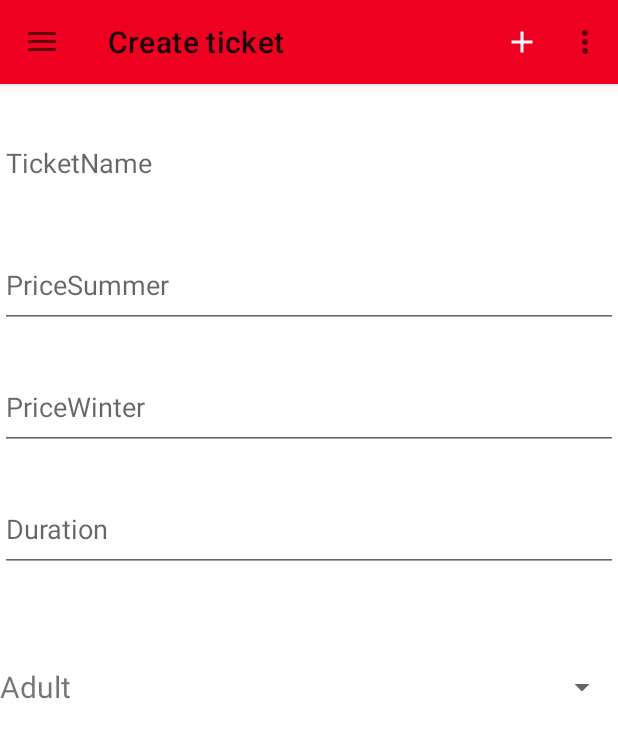
After one commit to Celinevialard/FunPark, an Android app: the TicketDetailActivity screen opened directly, with no data from a screen before it, on a phone screen of 412 x 824 dp. The commit adds this screen. Shown: the top 738 px of the screen. Run offline under Robolectric (Android 15) with nearby library versions, the phone set to English and light mode, and no system bars; our stand-ins replace Room's generated code.

Commit message:
Start DetailTicketActivity

```diff
--- /dev/null
+++ b/app/src/main/java/com/example/funpark/ui/ticket/TicketDetailActivity.java
@@ -0,0 +1,306 @@
+package com.example.funpark.ui.ticket;
+
+import android.os.Bundle;
+import android.util.Log;
+import android.view.Menu;
+import android.view.MenuItem;
+import android.widget.EditText;
+import android.widget.Spinner;
+import android.widget.Toast;
+
+import androidx.appcompat.app.AlertDialog;
+import androidx.lifecycle.ViewModelProvider;
+import androidx.lifecycle.ViewModelStore;
+
+import com.example.funpark.R;
+import com.example.funpark.adapter.ListAdapter;
+import com.example.funpark.database.entity.TicketEntity;
+import com.example.funpark.database.entity.TicketTypeEntity;
+import com.example.funpark.ui.BaseActivity;
+import com.example.funpark.util.OnAsyncEventListener;
+import com.example.funpark.viewmodel.ticket.TicketViewModel;
+
+import java.util.ArrayList;
+
+public class TicketDetailActivity extends BaseActivity {
+
+private static final String TAG = "TicketDetailActivity";
+
+
+private static final int CREATE_TICKET = 0;
+private static final int EDIT_TICKET = 1;
+private static final int DELETE_TICKET = 2;
+
+private Toast statusToast;
+
+private boolean isEditable;
+
+    private EditText etTicketName;
+    private EditText etPriceSummer;
+    private EditText etPriceWinter;
+    private EditText etDuration;
+    private Spinner spTicketType;
+
+private TicketEntity ticket;
+private ArrayList<TicketTypeEntity> ticketTypes;
+ListAdapter<TicketTypeEntity> adapterTicketType;
+
+private TicketViewModel viewModel;
+
+    @Override
+    protected void onCreate(Bundle savedInstanceState) {
+        super.onCreate(savedInstanceState);
+        getLayoutInflater().inflate(R.layout.activity_ticket_detail, frameLayout);
+
+        setTitle(getString(R.string.title_activity_tickets));
+
+        navigationView.setCheckedItem(tabulation);
+
+        int ticketId = getIntent().getIntExtra("ticketId", 0);
+
+        initiateView();
+
+        TicketViewModel.Factory factory = new TicketViewModel.Factory(
+                getApplication(), ticketId);
+        viewModel = new ViewModelProvider(new ViewModelStore(), (ViewModelProvider.Factory) factory).get(TicketViewModel.class);
+        viewModel.getTicketTypes().observe(this, ticketTypeEntities -> {
+            if (ticketTypeEntities != null) {
+                for (TicketTypeEntity t:ticketTypeEntities) {
+                    ticketTypes.add(t);
+                }
+                adapterTicketType.updateData(ticketTypes);
+            }
+        });
+
+        viewModel.getTicket().observe(this, ticketEntity -> {
+            if (ticketEntity != null) {
+                ticket = ticketEntity;
+            }
+            updateContent();
+        });
+
+        if (ticketId != 0) {
+            setTitle(R.string.title_activity_ticket_details);
+        } else {
+            setTitle(R.string.title_activity_create_ticket);
+            switchEditableMode();
+        }
+    }
+
+    @Override
+    public boolean onCreateOptionsMenu(Menu menu) {
+        super.onCreateOptionsMenu(menu);
+
+        if(ticket!= null){
+            menu.add(0,EDIT_TICKET, Menu.NONE, getString(R.string.action_edit))
+                    .setIcon(R.drawable.ic_mode_edit_white_24dp)
+                    .setShowAsAction(MenuItem.SHOW_AS_ACTION_ALWAYS);
+            menu.add(0,DELETE_TICKET, Menu.NONE, getString(R.string.action_delete))
+                    .setIcon(R.drawable.ic_delete_white_24dp)
+                    .setShowAsAction(MenuItem.SHOW_AS_ACTION_ALWAYS);
+
+        } else{
+            menu.add(0,CREATE_TICKET, Menu.NONE, getString(R.string.action_create))
+                    .setIcon(R.drawable.ic_add_white_24dp)
+                    .setShowAsAction(MenuItem.SHOW_AS_ACTION_ALWAYS);
+        }
+
+        return true;
+
+    }
+
+    @Override
+    public boolean onOptionsItemSelected(MenuItem item) {
+
+        if (item.getItemId() == EDIT_TICKET) {
+            if (isEditable) {
+                item.setIcon(R.drawable.ic_mode_edit_white_24dp);
+                switchEditableMode();
+            } else {
+                item.setIcon(R.drawable.ic_done_white_24dp);
+                switchEditableMode();
+            }
+        }
+        if (item.getItemId() == DELETE_TICKET) {
+            final AlertDialog alertDialog = new AlertDialog.Builder(this).create();
+            alertDialog.setTitle(getString(R.string.action_delete));
+            alertDialog.setCancelable(false);
+            alertDialog.setMessage(getString(R.string.visitor_delete_msg));
+            alertDialog.setButton(AlertDialog.BUTTON_POSITIVE, getString(R.string.action_delete), (dialog, which) -> {
+                viewModel.deleteTicket(ticket, new OnAsyncEventListener() {
+                    @Override
+                    public void onSuccess() {
+                        Log.d(TAG, "DeleteTicket : success");
+                        onBackPressed();
+                    }
+                    @Override
+                    public void onFailure(Exception e) {
+                        Log.d(TAG, "DeleteTicket : failure", e);
+                    }
+                });
+            });
+            alertDialog.setButton(AlertDialog.BUTTON_NEGATIVE, getString(R.string.action_cancel), (dialog, which) -> alertDialog.dismiss());
+            alertDialog.show();
+        }
+        if (item.getItemId() == CREATE_TICKET) {
+            createTicket(
+                    etTicketName.getText().toString(),
+                    etPriceSummer.getText().toString(),
+                    etPriceWinter.getText().toString(),
+                    etDuration.getText().toString(),
+                    spTicketType.getSelectedItemPosition()
+            );
+        }
+        return super.onOptionsItemSelected(item);
+    }
+
+
+    private void initiateView() {
+        isEditable = false;
+        etTicketName = findViewById(R.id.ticketName);
+        etPriceSummer = findViewById(R.id.priceSummer);
+        etPriceWinter = findViewById(R.id.priceWinter);
+        etDuration = findViewById(R.id.duration);
+        spTicketType = findViewById(R.id.ticketType);
+
+        etTicketName.setFocusable(false);
+        etTicketName.setEnabled(false);
+        etPriceSummer.setFocusable(false);
+        etPriceSummer.setEnabled(false);
+        etPriceWinter.setFocusable(false);
+        etPriceWinter.setEnabled(false);
+        etDuration.setFocusable(false);
+        etDuration.setEnabled(false);
+
+        spTicketType.setFocusable(false);
+        spTicketType.setEnabled(false);
+
+        ticketTypes = new ArrayList<>();
+        adapterTicketType = new ListAdapter<>(this, R.layout.row_ticket_type, new ArrayList<>());
+        spTicketType.setAdapter(adapterTicketType);
+    }
+
+    private void switchEditableMode() {
+        if (!isEditable) {
+            etTicketName.setFocusable(true);
+            etTicketName.setEnabled(true);
+            etTicketName.setFocusableInTouchMode(true);
+
+            etPriceSummer.setFocusable(true);
+            etPriceSummer.setEnabled(true);
+            etPriceSummer.setFocusableInTouchMode(true);
+
+            etPriceWinter.setFocusable(true);
+            etPriceWinter.setEnabled(true);
+            etPriceWinter.setFocusableInTouchMode(true);
+
+            etDuration.setFocusable(true);
+            etDuration.setEnabled(true);
+            etDuration.setFocusableInTouchMode(true);
+
+            spTicketType.setFocusable(true);
+            spTicketType.setEnabled(true);
+            spTicketType.setFocusableInTouchMode(true);
+
+            etTicketName.requestFocus();
+        } else {
+            saveChanges(
+                    etTicketName.getText().toString(),
+                    etPriceSummer.getText().toString(),
+                    etPriceWinter.getText().toString(),
+                    etDuration.getText().toString(),
+                    spTicketType.getSelectedItemPosition()
+
+
+            );
+            etTicketName.setFocusable(false);
+            etTicketName.setEnabled(false);
+
+            etPriceSummer.setFocusable(false);
+            etPriceSummer.setEnabled(false);
+
+            etPriceWinter.setFocusable(false);
+            etPriceWinter.setEnabled(false);
+
+            etDuration.setFocusable(false);
+            etDuration.setEnabled(false);
+
+            spTicketType.setFocusable(false);
+            spTicketType.setEnabled(false);
+
+        }
+        isEditable = !isEditable;
+    }
+
+    private void createTicket(String ticketname, String priceSummer, String priceWinter, String duration, int ticketType){
+        ticket = new TicketEntity();
+        ticket.setTicketName(ticketname);
+        ticket.setPriceSummer(Double.parseDouble(priceSummer));
+        ticket.setPriceWinter(Double.parseDouble(priceWinter));
+        ticket.setDuration(Integer.parseInt(duration));
+        ticket.setTicketType(ticketType);
+
+        viewModel.createTicket(ticket, new OnAsyncEventListener() {
+            @Override
+            public void onSuccess() {
+                Log.d(TAG, "CreateTicket : success");
+                onBackPressed();
+            }
+
+            @Override
+            public void onFailure(Exception e) {
+                Log.d(TAG, "CreateTicket : failure", e);
+            }
+        });
+    }
+
+    private void saveChanges(String ticketname, String priceSummer, String priceWinter, String duration, int ticketType) {
+
+        ticket.setTicketName(ticketname);
+        ticket.setPriceSummer(Double.parseDouble(priceSummer));
+        ticket.setPriceWinter(Double.parseDouble(priceWinter));
+        ticket.setDuration(Integer.parseInt(duration));
+        ticket.setTicketType(ticketType);
+
+        viewModel.updateTicket(ticket, new OnAsyncEventListener() {
+            @Override
+            public void onSuccess() {
+                Log.d(TAG, "UpdateTicket : success");
+                setResponse(true);
+                onBackPressed();
+            }
+
+            @Override
+            public void onFailure(Exception e) {
+                Log.d(TAG, "UpdateTicket : failure", e);
+                setResponse(false);
+            }
+        });
+    }
+
+    private void setResponse(Boolean response) {
+        if (response) {
+            statusToast = Toast.makeText(this, getString(R.string.ticket_edited), Toast.LENGTH_LONG);
+            statusToast.show();
+        } else {
+            statusToast = Toast.makeText(this, getString(R.string.action_error), Toast.LENGTH_LONG);
+            statusToast.show();
+        }
+    }
+
+    private void updateContent() {
+
+        spTicketType.setAdapter(adapterTicketType);
+
+        if (ticket != null) {
+            etTicketName.setText(ticket.getTicketName());
+            etPriceSummer.setText((int) ticket.getPriceSummer());
+            etPriceWinter.setText((int)ticket.getPriceWinter());
+            etDuration.setText(ticket.getDuration());
+            spTicketType.setSelection(ticket.getTicketType());
+        }
+
+    }
+
+
+}
--- a/app/src/main/java/com/example/funpark/viewmodel/ticket/TicketViewModel.java
+++ b/app/src/main/java/com/example/funpark/viewmodel/ticket/TicketViewModel.java
@@ -11,7 +11,10 @@ import androidx.lifecycle.ViewModelProvider;
 
 import com.example.funpark.BaseApp;
 import com.example.funpark.database.entity.TicketEntity;
+import com.example.funpark.database.entity.TicketTypeEntity;
+import com.example.funpark.database.entity.VisitorEntity;
 import com.example.funpark.database.repository.TicketRepository;
+import com.example.funpark.database.repository.TicketTypeRepository;
 import com.example.funpark.util.OnAsyncEventListener;
 
 import java.util.List;
@@ -21,18 +24,21 @@ public class TicketViewModel  extends AndroidViewModel {
     private Application application;
 
     private TicketRepository repository;
+    private final TicketTypeRepository repositoryTicketType;
+
 
     // MediatorLiveData can observe other LiveData objects and react on their emissions.
     private final MediatorLiveData<TicketEntity> observableTicket;
 
     public TicketViewModel(@NonNull Application application,
                                 final int ticketId,
-                                TicketRepository ticketRepository) {
+                                TicketRepository ticketRepository, TicketTypeRepository ticketTypeRepository) {
         super(application);
 
         this.application = application;
 
         repository = ticketRepository;
+        repositoryTicketType = ticketTypeRepository;
 
         observableTicket = new MediatorLiveData<>();
         // set by default null, until we get data from the database.
@@ -55,17 +61,19 @@ public class TicketViewModel  extends AndroidViewModel {
         private final int ticketId;
 
         private final TicketRepository repository;
+        private final TicketTypeRepository repositoryTicketType;
 
         public Factory(@NonNull Application application, int ticketId) {
             this.application = application;
             this.ticketId = ticketId;
             repository = ((BaseApp) application).getTicketRepository();
+            repositoryTicketType = ((BaseApp)application).getTicketTypeRepository();
         }
 
         @Override
         public <T extends ViewModel> T create(Class<T> modelClass) {
             //noinspection unchecked
-            return (T) new TicketViewModel(application, ticketId, repository);
+            return (T) new TicketViewModel(application, ticketId, repository, repositoryTicketType);
         }
     }
 
@@ -83,4 +91,12 @@ public class TicketViewModel  extends AndroidViewModel {
     public void updateTicket(TicketEntity ticket, OnAsyncEventListener callback) {
         repository.update(ticket, callback, application);
     }
+
+    public void deleteTicket(TicketEntity ticket, OnAsyncEventListener callback) {
+        repository.delete(ticket, callback, application);
+    }
+
+    public LiveData<List<TicketTypeEntity>> getTicketTypes() {
+        return repositoryTicketType.getTicketTypes(application);
+    }
 }
--- /dev/null
+++ b/app/src/main/res/layout/activity_ticket_detail.xml
@@ -0,0 +1,67 @@
+<?xml version="1.0" encoding="utf-8"?>
+<androidx.constraintlayout.widget.ConstraintLayout xmlns:android="http://schemas.android.com/apk/res/android"
+    xmlns:app="http://schemas.android.com/apk/res-auto"
+    xmlns:tools="http://schemas.android.com/tools"
+    android:layout_width="match_parent"
+    android:layout_height="match_parent"
+    tools:context=".ui.ticket.TicketDetailActivity">
+
+    <EditText
+        android:id="@+id/ticketName"
+        android:layout_width="0dp"
+        android:layout_height="57dp"
+        android:layout_marginTop="24dp"
+        android:ems="10"
+        android:hint="@string/ticketName"
+        android:inputType="textPersonName"
+        app:layout_constraintEnd_toEndOf="parent"
+        app:layout_constraintStart_toStartOf="parent"
+        app:layout_constraintTop_toTopOf="parent" />
+
+    <EditText
+        android:id="@+id/priceSummer"
+        android:layout_width="0dp"
+        android:layout_height="57dp"
+        android:layout_marginTop="24dp"
+        android:ems="10"
+        android:hint="@string/priceSummer"
+        android:inputType="number"
+        app:layout_constraintEnd_toEndOf="parent"
+        app:layout_constraintStart_toStartOf="parent"
+        app:layout_constraintTop_toBottomOf="@+id/ticketName" />
+
+    <EditText
+        android:id="@+id/priceWinter"
+        android:layout_width="0dp"
+        android:layout_height="57dp"
+        android:layout_marginTop="24dp"
+        android:ems="10"
+        android:hint="@string/priceWinter"
+        android:inputType="number"
+        app:layout_constraintEnd_toEndOf="parent"
+        app:layout_constraintStart_toStartOf="parent"
+        app:layout_constraintTop_toBottomOf="@+id/priceSummer" />
+
+    <EditText
+        android:id="@+id/duration"
+        android:layout_width="0dp"
+        android:layout_height="57dp"
+        android:layout_marginTop="24dp"
+        android:ems="10"
+        android:hint="@string/duration"
+        android:inputType="number"
+        app:layout_constraintEnd_toEndOf="parent"
+        app:layout_constraintStart_toStartOf="parent"
+        app:layout_constraintTop_toBottomOf="@+id/priceWinter" />
+
+    <Spinner
+        android:id="@+id/ticketType"
+        android:layout_width="0dp"
+        android:layout_height="57dp"
+        android:layout_marginTop="48dp"
+        app:layout_constraintEnd_toEndOf="parent"
+        app:layout_constraintHorizontal_bias="0.0"
+        app:layout_constraintStart_toStartOf="parent"
+        app:layout_constraintTop_toBottomOf="@+id/duration" />
+
+</androidx.constraintlayout.widget.ConstraintLayout>
--- a/app/src/main/res/values/strings.xml
+++ b/app/src/main/res/values/strings.xml
@@ -12,6 +12,8 @@
     <string name="title_activity_visitor_details">Details visitor</string>
     <string name="title_activity_create_visitor">Create visitor</string>
     <string name="title_activity_delete_ticket">Delete ticket</string>
+    <string name="title_activity_ticket_details">Details ticket</string>
+    <string name="title_activity_create_ticket">Create ticket</string>
 
     <string name="action_settings">Settings</string>
     <string name="action_error">Something went wrong</string>
@@ -26,6 +28,7 @@
     <string name="visitor_deleted">deleted visitor</string>
     <string name="ticket_deleted">deleted ticket</string>
     <string name="visitor_edited">Visitor edited</string>
+    <string name="ticket_edited">Visitor edited</string>
 
     <string name="firstName">Firstname</string>
     <string name="lastName">Lastname</string>
@@ -33,4 +36,9 @@
     <string name="visitDate">Date of the visit</string>
     <string name="ticketType">Type of ticket</string>
 
+    <string name="ticketName">TicketName</string>
+    <string name="priceSummer">PriceSummer</string>
+    <string name="priceWinter">PriceWinter</string>
+    <string name="duration">Duration</string>
+
 </resources>
```
Also changed, not shown: app/src/main/AndroidManifest.xml (+8 -0 lines), app/src/main/java/com/example/funpark/ui/ticket/TicketsActivity.java (+9 -7 lines).
